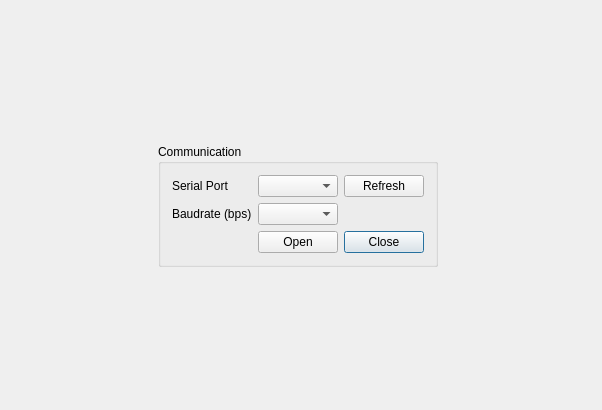
First picture: the form in InterfaceDSPIC.ui, repository GaruPeng/MicroTIP-GUI, before the edit.
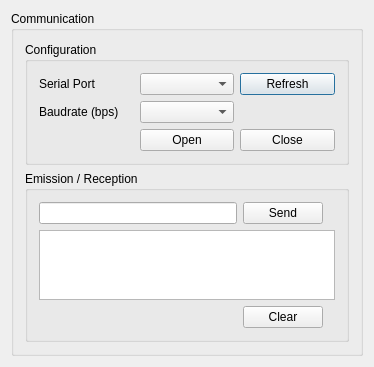
Second picture: the form after the edit.

Commit message: Update user interface

```diff
--- a/InterfaceDSPIC.ui
+++ b/InterfaceDSPIC.ui
@@ -6,59 +6,29 @@
    <rect>
     <x>0</x>
     <y>0</y>
-    <width>602</width>
-    <height>410</height>
+    <width>374</width>
+    <height>323</height>
    </rect>
   </property>
   <property name="windowTitle">
    <string>InterfaceDSPIC</string>
   </property>
   <layout class="QGridLayout" name="gridLayout">
-   <item row="10" column="1" colspan="2">
-    <spacer name="verticalSpacer">
-     <property name="orientation">
-      <enum>Qt::Vertical</enum>
-     </property>
-     <property name="sizeHint" stdset="0">
-      <size>
-       <width>20</width>
-       <height>40</height>
-      </size>
-     </property>
-    </spacer>
-   </item>
-   <item row="1" column="0">
-    <spacer name="horizontalSpacer_2">
-     <property name="orientation">
-      <enum>Qt::Horizontal</enum>
-     </property>
-     <property name="sizeHint" stdset="0">
-      <size>
-       <width>40</width>
-       <height>20</height>
-      </size>
-     </property>
-    </spacer>
-   </item>
-   <item row="0" column="1" colspan="2">
-    <spacer name="verticalSpacer_2">
-     <property name="orientation">
-      <enum>Qt::Vertical</enum>
-     </property>
-     <property name="sizeHint" stdset="0">
-      <size>
-       <width>20</width>
-       <height>40</height>
-      </size>
-     </property>
-    </spacer>
-   </item>
-   <item row="1" column="1">
-    <widget class="QGroupBox" name="groupBox">
+   <item row="0" column="0">
+    <widget class="QGroupBox" name="gpbCommunication">
      <property name="title">
       <string>Communication</string>
      </property>
      <layout class="QGridLayout" name="gridLayout_2">
+      <item row="0" column="0" colspan="2">
+       <widget class="QGroupBox" name="gpbCommunicationConfiguration">
+        <property name="title">
+         <string>Configuration</string>
+        </property>
+        <property name="flat">
+         <bool>false</bool>
+        </property>
+        <layout class="QGridLayout" name="gridLayout_3">
       <item row="0" column="0">
        <widget class="QLabel" name="lblSerialNames">
         <property name="text">
@@ -66,17 +36,10 @@
         </property>
        </widget>
       </item>
-      <item row="3" column="2">
-       <widget class="QPushButton" name="btnCloseCommunicationWithMicrocontroller">
+         <item row="1" column="0">
+          <widget class="QLabel" name="lblBaudRates">
         <property name="text">
-         <string>Close</string>
-        </property>
-       </widget>
-      </item>
-      <item row="3" column="1">
-       <widget class="QPushButton" name="btnOpenCommunicationWithMicrocontroller">
-        <property name="text">
-         <string>Open</string>
+            <string>Baudrate (bps)</string>
         </property>
        </widget>
       </item>
@@ -87,34 +50,77 @@
         </property>
        </widget>
       </item>
-      <item row="2" column="0">
-       <widget class="QLabel" name="lblBaudRates">
-        <property name="text">
-         <string>Baudrate (bps)</string>
-        </property>
-       </widget>
-      </item>
-      <item row="2" column="1">
-       <widget class="QComboBox" name="cmbBaudRates"/>
-      </item>
       <item row="0" column="1">
        <widget class="QComboBox" name="cmbSerialNames"/>
       </item>
+         <item row="1" column="1">
+          <widget class="QComboBox" name="cmbBaudRates"/>
+         </item>
+         <item row="2" column="1">
+          <widget class="QPushButton" name="btnOpenCommunicationWithMicrocontroller">
+           <property name="text">
+            <string>Open</string>
+           </property>
+          </widget>
+         </item>
+         <item row="2" column="2">
+          <widget class="QPushButton" name="btnCloseCommunicationWithMicrocontroller">
+           <property name="text">
+            <string>Close</string>
+           </property>
+          </widget>
+         </item>
      </layout>
     </widget>
    </item>
-   <item row="1" column="3">
-    <spacer name="horizontalSpacer">
-     <property name="orientation">
-      <enum>Qt::Horizontal</enum>
-     </property>
-     <property name="sizeHint" stdset="0">
+      <item row="5" column="0" colspan="2">
+       <widget class="QGroupBox" name="gpbCommuniationEmissionReception">
+        <property name="title">
+         <string>Emission / Reception</string>
+        </property>
+        <layout class="QGridLayout" name="gridLayout_4">
+         <item row="2" column="0" colspan="4">
+          <widget class="QTextEdit" name="teReceivedInformation">
+           <property name="enabled">
+            <bool>true</bool>
+           </property>
+           <property name="readOnly">
+            <bool>true</bool>
+           </property>
+           <property name="acceptRichText">
+            <bool>true</bool>
+           </property>
+          </widget>
+         </item>
+         <item row="0" column="0">
+          <widget class="QLineEdit" name="leMessageToSend">
+           <property name="minimumSize">
       <size>
-       <width>40</width>
-       <height>20</height>
-      </size>
-     </property>
-    </spacer>
+             <width>50</width>
+             <height>0</height>
+            </size>
+           </property>
+          </widget>
+         </item>
+         <item row="0" column="1">
+          <widget class="QPushButton" name="btnSendMessage">
+           <property name="text">
+            <string>Send</string>
+           </property>
+          </widget>
+         </item>
+         <item row="3" column="1">
+          <widget class="QPushButton" name="btnClearTeReceivedInformation">
+           <property name="text">
+            <string>Clear</string>
+           </property>
+          </widget>
+         </item>
+        </layout>
+       </widget>
+      </item>
+     </layout>
+    </widget>
    </item>
   </layout>
  </widget>
```
Lines whose indentation alone changed are shown as unchanged. The commit also changes 2 other files.
